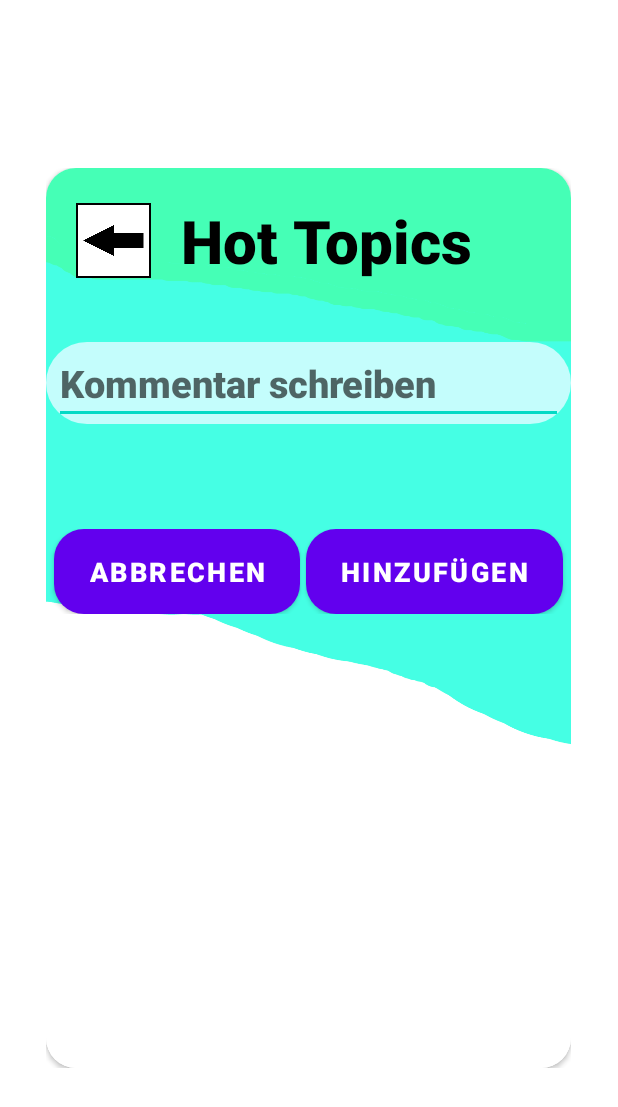
After one commit to Yannick12365/EMA-Projekt, an Android app: the layout popup_hottopickommentar.xml on its own in the app's theme, with its tools: preview values and no code run, on a phone screen of 412 x 824 dp. The commit adds this screen. Shown: the top 1107 px of the screen. Run offline under Robolectric (Android 15) with nearby library versions, the phone set to English and light mode, and no system bars.

Commit message:
HotTopics Kommentar Funktion

```diff
--- /dev/null
+++ b/app/src/main/res/layout/popup_hottopickommentar.xml
@@ -0,0 +1,158 @@
+<?xml version="1.0" encoding="utf-8"?>
+<androidx.constraintlayout.widget.ConstraintLayout xmlns:android="http://schemas.android.com/apk/res/android"
+    xmlns:app="http://schemas.android.com/apk/res-auto"
+    android:layout_width="350dp"
+    android:layout_height="600dp"
+    xmlns:tools="http://schemas.android.com/tools"
+    android:layout_gravity="center">
+
+    <androidx.cardview.widget.CardView
+        android:layout_width="match_parent"
+        android:layout_height="match_parent"
+        app:cardCornerRadius="20dp"
+        app:layout_constraintBottom_toBottomOf="parent"
+        app:layout_constraintEnd_toEndOf="parent"
+        app:layout_constraintStart_toStartOf="parent"
+        app:layout_constraintTop_toTopOf="parent" >
+
+        <androidx.constraintlayout.widget.ConstraintLayout
+            android:layout_width="match_parent"
+            android:layout_height="match_parent"
+            android:background="@drawable/standarthintergrund">
+
+            <androidx.constraintlayout.widget.ConstraintLayout
+                android:id="@+id/constraintLayout"
+                android:layout_width="match_parent"
+                android:layout_height="103dp"
+                app:layout_constraintBottom_toTopOf="@+id/constraintLayout2"
+                app:layout_constraintEnd_toEndOf="parent"
+                app:layout_constraintStart_toStartOf="parent"
+                app:layout_constraintTop_toTopOf="parent">
+
+                <LinearLayout
+                    android:layout_width="match_parent"
+                    android:layout_height="match_parent"
+                    android:layout_marginStart="20dp"
+                    android:gravity="center_vertical"
+                    android:orientation="horizontal">
+
+                    <ImageButton
+                        android:id="@+id/imageButton_hottopic_kommentar_zurueck"
+                        android:layout_width="50dp"
+                        android:layout_height="50dp"
+                        android:layout_marginEnd="20dp"
+                        android:background="@drawable/zurueck"
+                        tools:ignore="SpeakableTextPresentCheck,TouchTargetSizeCheck" />
+
+                    <TextView
+                        android:id="@+id/textView_title"
+                        android:layout_width="wrap_content"
+                        android:layout_height="wrap_content"
+                        android:fontFamily="sans-serif-black"
+                        android:text="@string/hot_topics"
+                        android:textColor="@color/black"
+                        android:textSize="40sp"
+                        android:textStyle="bold" />
+                </LinearLayout>
+            </androidx.constraintlayout.widget.ConstraintLayout>
+
+    <androidx.constraintlayout.widget.ConstraintLayout
+        android:id="@+id/constraintLayout2"
+        android:layout_width="match_parent"
+        android:layout_height="match_parent"
+        android:layout_marginTop="96dp"
+        app:layout_constraintBottom_toBottomOf="parent"
+        app:layout_constraintEnd_toEndOf="parent"
+        app:layout_constraintStart_toStartOf="parent"
+        app:layout_constraintTop_toTopOf="@+id/constraintLayout">
+
+        <ScrollView
+            android:layout_width="match_parent"
+            android:layout_height="match_parent">
+
+            <LinearLayout
+                android:layout_width="match_parent"
+                android:layout_height="wrap_content"
+                android:orientation="vertical">
+
+                <androidx.constraintlayout.widget.ConstraintLayout
+                    android:layout_width="match_parent"
+                    android:layout_height="wrap_content"
+                    android:layout_marginTop="20dp"
+                    android:layout_marginBottom="20dp"
+                    android:background="@drawable/standart_item_background">
+
+                    <EditText
+                        android:id="@+id/editText_kommentar"
+                        android:layout_width="match_parent"
+                        android:layout_height="wrap_content"
+                        android:layout_marginStart="5dp"
+                        android:layout_marginEnd="5dp"
+                        android:fontFamily="sans-serif-black"
+                        android:hint="@string/kommentar_schreiben"
+                        android:inputType="textMultiLine"
+                        android:maxLength="20"
+                        android:maxLines="5"
+                        android:minHeight="48dp"
+                        android:paddingTop="10dp"
+                        android:paddingBottom="10dp"
+                        android:scrollbars="vertical"
+                        android:textSize="25sp"
+                        app:layout_constraintEnd_toEndOf="parent"
+                        app:layout_constraintHorizontal_bias="0.0"
+                        app:layout_constraintStart_toStartOf="parent"
+                        app:layout_constraintTop_toTopOf="parent" />
+                </androidx.constraintlayout.widget.ConstraintLayout>
+
+                <LinearLayout
+                    android:id="@+id/linearlayout_kommentare"
+                    android:layout_width="match_parent"
+                    android:layout_height="wrap_content"
+                    android:layout_marginTop="20dp"
+                    android:layout_marginBottom="30dp"
+                    android:orientation="vertical"></LinearLayout>
+
+                <LinearLayout
+                    android:layout_width="match_parent"
+                    android:layout_height="match_parent"
+                    android:orientation="horizontal">
+
+                    <Button
+                        android:id="@+id/button_hottopickommentare_abbrechen"
+                        android:layout_width="wrap_content"
+                        android:layout_height="wrap_content"
+                        android:layout_marginStart="5dp"
+                        android:layout_marginEnd="2dp"
+                        android:layout_weight="1"
+                        android:background="@drawable/standart_button_background"
+                        android:fontFamily="sans-serif-black"
+                        android:paddingTop="10dp"
+                        android:paddingBottom="10dp"
+                        android:text="@string/abbrechen"
+                        android:textSize="18sp"
+                        app:backgroundTint="@null" />
+
+                    <Button
+                        android:id="@+id/button_hottopickommentare_hinzufuegen"
+                        android:layout_width="wrap_content"
+                        android:layout_height="wrap_content"
+                        android:layout_marginStart="2dp"
+                        android:layout_marginEnd="5dp"
+                        android:layout_weight="1"
+                        android:background="@drawable/standart_button_background"
+                        android:fontFamily="sans-serif-black"
+                        android:paddingTop="10dp"
+                        android:paddingBottom="10dp"
+                        android:text="@string/hinzufuegen"
+                        android:textSize="18sp"
+                        app:backgroundTint="@null" />
+                </LinearLayout>
+            </LinearLayout>
+        </ScrollView>
+
+    </androidx.constraintlayout.widget.ConstraintLayout>
+
+        </androidx.constraintlayout.widget.ConstraintLayout>
+    </androidx.cardview.widget.CardView>
+
+</androidx.constraintlayout.widget.ConstraintLayout>
--- a/app/src/main/res/values/strings.xml
+++ b/app/src/main/res/values/strings.xml
@@ -47,6 +47,7 @@
     <string name="putzplan_nameperson">Name der Person</string>
     <string name="nein">Nein</string>
     <string name="ja">Ja</string>
+    <string name="kommentar_schreiben">Kommentar schreiben</string>
 
     <string-array name="putzplan_spinner_strings">
         <item>Montags</item>
```
Also changed, not shown: app/src/main/java/com/example/ema_projekt/hottopics/HotTopicsActivity.kt (+67 -0 lines), app/src/main/java/com/example/ema_projekt/hottopics/HotTopicsData.kt (+27 -1 lines), app/src/main/java/com/example/ema_projekt/kalender/KalenderActivity.kt (+3 -13 lines), app/src/main/res/layout/item_hottopic_kommentar.xml (added, +61 -0 lines), app/src/main/res/layout/item_kalender_event.xml (added, +44 -0 lines).
